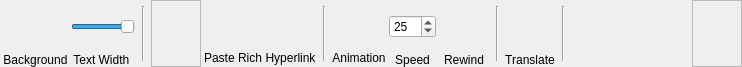
This is DMHelper/src/ribbontabtext.ui in MMetze/DMHelper as Qt 5 draws it before an edit. The edited form follows.
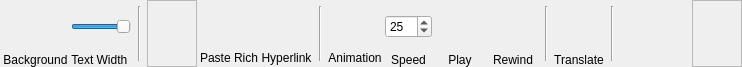
This is the edited form. Icons and pictures are not drawn. Custom widgets are drawn as their Qt base class.

The edit to the form file:
```diff
--- a/DMHelper/src/ribbontabtext.ui
+++ b/DMHelper/src/ribbontabtext.ui
@@ -478,6 +478,61 @@
      </item>
     </layout>
    </item>
+   <item>
+    <layout class="QVBoxLayout" name="verticalLayout_18">
+     <property name="spacing">
+      <number>0</number>
+     </property>
+     <item>
+      <widget class="QPushButton" name="btnPlayPause">
+       <property name="minimumSize">
+        <size>
+         <width>50</width>
+         <height>50</height>
+        </size>
+       </property>
+       <property name="maximumSize">
+        <size>
+         <width>50</width>
+         <height>50</height>
+        </size>
+       </property>
+       <property name="toolTip">
+        <string>Set the background image</string>
+       </property>
+       <property name="text">
+        <string/>
+       </property>
+       <property name="icon">
+        <iconset resource="resources.qrc">
+         <normaloff>:/img/data/icon_play.png</normaloff>:/img/data/icon_play.png</iconset>
+       </property>
+       <property name="iconSize">
+        <size>
+         <width>40</width>
+         <height>40</height>
+        </size>
+       </property>
+       <property name="checkable">
+        <bool>true</bool>
+       </property>
+       <property name="flat">
+        <bool>true</bool>
+       </property>
+      </widget>
+     </item>
+     <item>
+      <widget class="QLabel" name="lblPlayPause">
+       <property name="text">
+        <string>Play</string>
+       </property>
+       <property name="alignment">
+        <set>Qt::AlignBottom|Qt::AlignHCenter</set>
+       </property>
+      </widget>
+     </item>
+    </layout>
+   </item>
    <item>
     <layout class="QVBoxLayout" name="verticalLayout_17">
      <property name="spacing">
```
